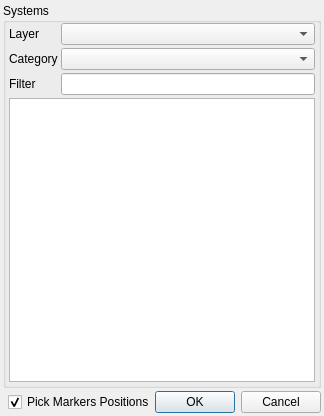
miquelcampos/brigks, file brigks/gui/ui/newSystemDialog.ui: the form before one commit.
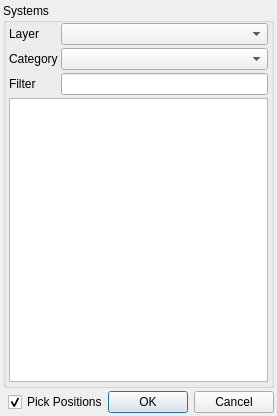
The form after the commit.

Diff of the .ui file:
```diff
--- a/brigks/gui/ui/newSystemDialog.ui
+++ b/brigks/gui/ui/newSystemDialog.ui
@@ -6,7 +6,7 @@
    <rect>
     <x>0</x>
     <y>0</y>
-    <width>294</width>
+    <width>253</width>
     <height>416</height>
    </rect>
   </property>
@@ -157,7 +157,7 @@
       <item>
        <widget class="QCheckBox" name="uiPickPositionCHK">
         <property name="text">
-         <string>Pick Markers Positions</string>
+         <string>Pick Positions</string>
         </property>
         <property name="checked">
          <bool>true</bool>
```
